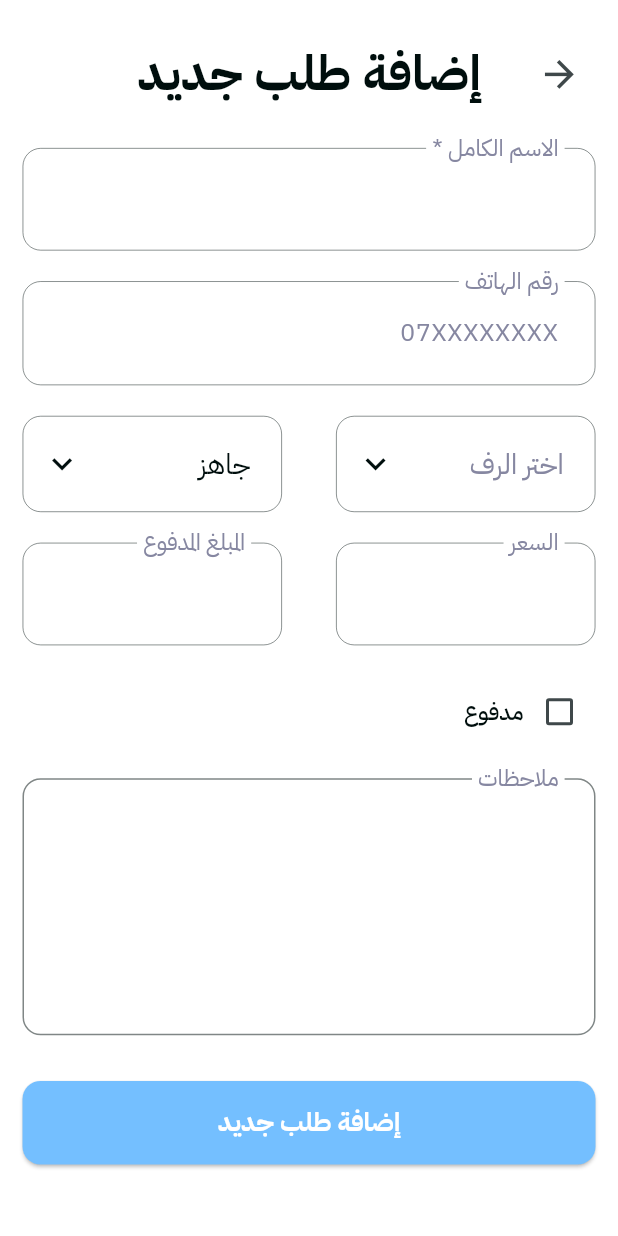
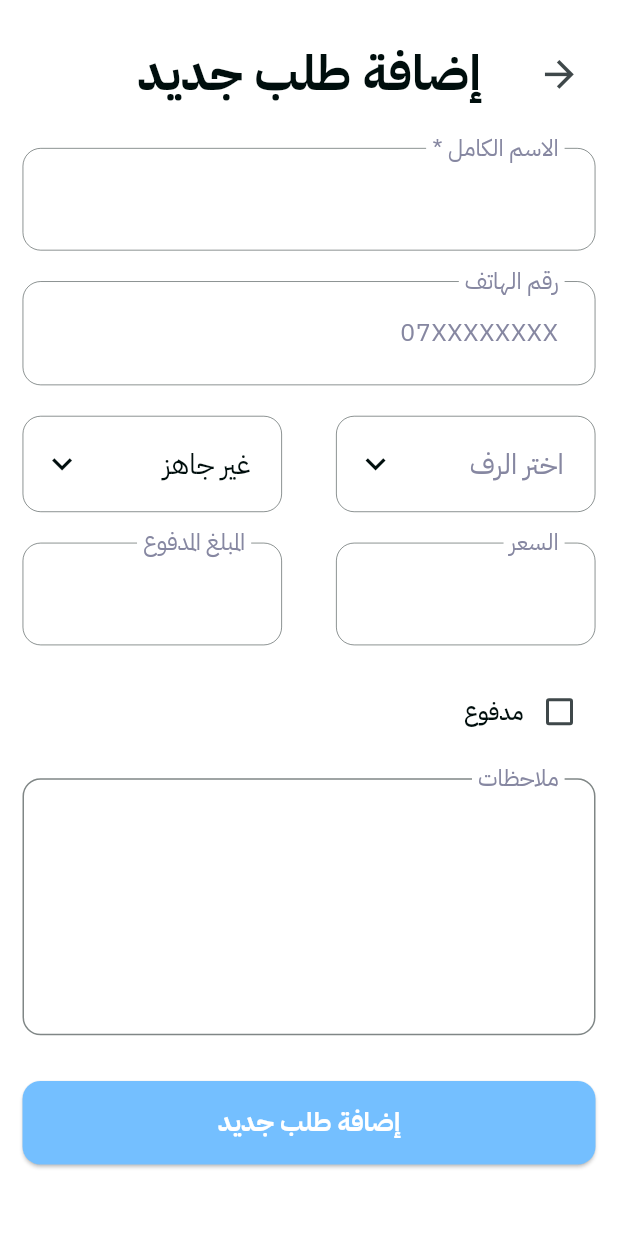
Before and after one commit to mohammadmaree/balawi_app, a Flutter app: the WorkOrderDetailsPage screen opened directly, on a phone screen of 412 x 824 dp. Run offline on Flutter 3.47's test engine with Material 3 defaults, Android fonts, the phone set to English and light mode, and no system bars; drawn by our look-alikes of dropdown_button2; our stand-ins replace dio, easy_localization, flutter_svg, get, shared_preferences; accounts and stored records are empty; network calls fail.

Commit message:
Add 'not ready' work-order status
Introduce a new work order status 'غير جاهز' (not ready) across the app: add AppConstants.statusNotReady and include it in workOrderStatuses; add LanguageKeys.notReady; change WorkOrderModel to default to 'غير جاهز' for both fromJson and toJson; default statusSelected in WorkOrderDetailsPage to statusNotReady; and map 'غير جاهز' to an error color in WorkOrderItem. These changes add explicit handling and UI representation for the new not-ready state.

```diff
--- a/lib/core/resources/app_constants.dart
+++ b/lib/core/resources/app_constants.dart
@@ -14,7 +14,8 @@ class AppConstants {
   static const List<String> shelfNumbers = ['1', '2', '3', '4', 'ارض', 'طاولة'];
 
   // Work Order Status
+  static const String statusNotReady = 'غير جاهز';
   static const String statusReady = 'جاهز';
   static const String statusDelivered = 'تم التسليم';
-  static const List<String> workOrderStatuses = [statusReady, statusDelivered];
+  static const List<String> workOrderStatuses = [statusNotReady, statusReady, statusDelivered];
 }
--- a/lib/core/resources/language_keys.dart
+++ b/lib/core/resources/language_keys.dart
@@ -68,6 +68,7 @@ class LanguageKeys {
   static const String isPaid = 'مدفوع';
   static const String notPaid = 'غير مدفوع';
   static const String status = 'الحالة';
+  static const String notReady = 'غير جاهز';
   static const String ready = 'جاهز';
   static const String delivered = 'تم التسليم';
   static const String workDescription = 'وصف العمل';
--- a/lib/features/deliveries/data/models/work_order_model.dart
+++ b/lib/features/deliveries/data/models/work_order_model.dart
@@ -44,7 +44,7 @@ class WorkOrderModel {
           ? json['paidAmount']
           : (num.tryParse(json['paidAmount']?.toString() ?? '') ?? 0),
       isPaid: json['isPaid'] ?? false,
-      status: json['status']?.toString() ?? 'جاهز',
+      status: json['status']?.toString() ?? 'غير جاهز',
       workDescription: json['workDescription']?.toString() ?? '',
       notes: json['notes']?.toString() ?? '',
       deliveryDate: json['deliveryDate'] != null
@@ -68,7 +68,7 @@ class WorkOrderModel {
       'price': price ?? 0,
       'paidAmount': paidAmount ?? 0,
       'isPaid': isPaid ?? false,
-      'status': status ?? 'جاهز',
+      'status': status ?? 'غير جاهز',
       'workDescription': workDescription ?? '',
       'notes': notes ?? '',
     };
--- a/lib/features/deliveries/pages/work_order_details_page.dart
+++ b/lib/features/deliveries/pages/work_order_details_page.dart
@@ -61,7 +61,7 @@ class _WorkOrderDetailsPageState extends State<WorkOrderDetailsPage> {
       text: widget.workOrder?.notes ?? '',
     );
     shelfSelected = widget.workOrder?.shelfNumber;
-    statusSelected = widget.workOrder?.status ?? AppConstants.statusReady;
+    statusSelected = widget.workOrder?.status ?? AppConstants.statusNotReady;
     isPaid = widget.workOrder?.isPaid ?? false;
   }
 
--- a/lib/features/deliveries/widgets/work_order_item.dart
+++ b/lib/features/deliveries/widgets/work_order_item.dart
@@ -103,6 +103,9 @@ class WorkOrderItem extends StatelessWidget {
   Color _getStatusColor() {
     if (workOrder.status == 'تم التسليم') {
       return PrimaryColors.success;
+    }
+    if (workOrder.status == 'غير جاهز') {
+      return PrimaryColors.error;
     }
     return PrimaryColors.blue;
   }
```
